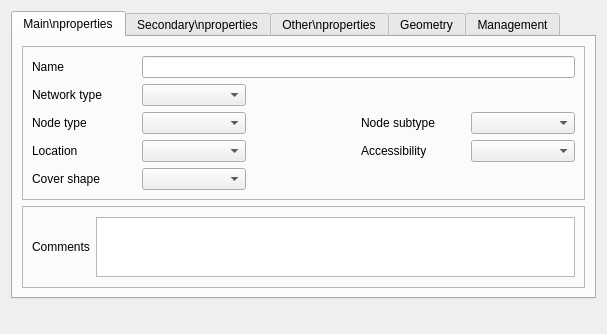
Artelia/Lamia, file config/base3_urbandrainage/qgswidgets/lamia_form_node_ui.ui: the form before one commit.
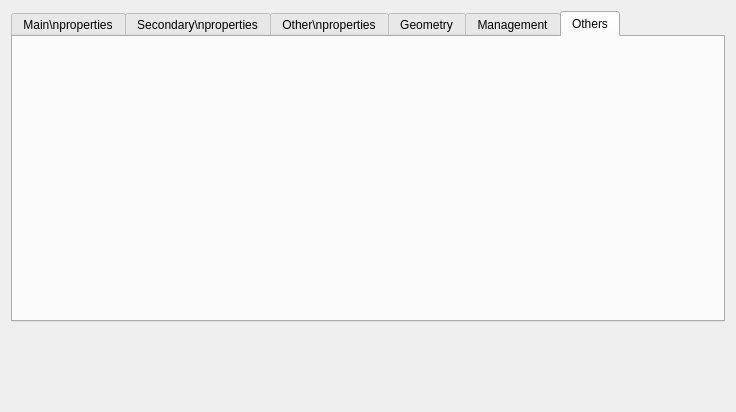
The form after the commit. The open tabs and pages were chosen to show the change.

```diff
--- a/config/base3_urbandrainage/qgswidgets/lamia_form_node_ui.ui
+++ b/config/base3_urbandrainage/qgswidgets/lamia_form_node_ui.ui
@@ -6,8 +6,8 @@
    <rect>
     <x>0</x>
     <y>0</y>
-    <width>607</width>
-    <height>334</height>
+    <width>736</width>
+    <height>412</height>
    </rect>
   </property>
   <property name="windowTitle">
@@ -1522,6 +1522,12 @@
        </item>
       </layout>
      </widget>
+     <widget class="QWidget" name="tab_others">
+      <attribute name="title">
+       <string>Others</string>
+      </attribute>
+      <layout class="QFormLayout" name="formLayout"/>
+     </widget>
     </widget>
    </item>
    <item>
```
